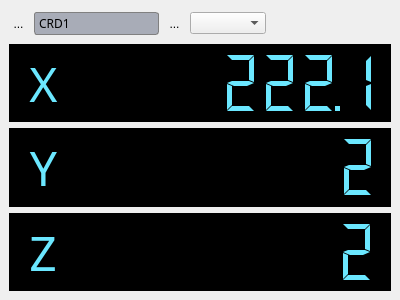
Before: the Qt Designer form GUI/MachineStatusZone/machineStatusZone.ui in MrQqqq/RationalVueGUI, drawn with Qt 5.
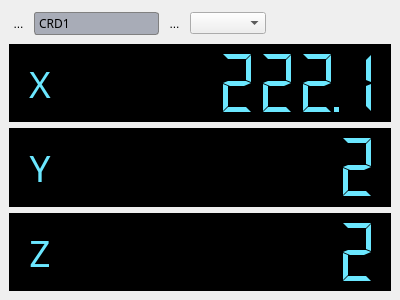
After: the same form once the commit is applied. Icons and pictures are not drawn.

Diff of the .ui file:
```diff
--- a/GUI/MachineStatusZone/machineStatusZone.ui
+++ b/GUI/MachineStatusZone/machineStatusZone.ui
@@ -161,7 +161,7 @@
          <property name="font">
           <font>
            <family>黑体</family>
-           <pointsize>36</pointsize>
+           <pointsize>28</pointsize>
           </font>
          </property>
          <property name="autoFillBackground">
@@ -191,7 +191,8 @@
         <widget class="QLCDNumber" name="lcdNumber_1">
          <property name="font">
           <font>
-           <pointsize>36</pointsize>
+           <family>Adobe Arabic</family>
+           <pointsize>9</pointsize>
           </font>
          </property>
          <property name="autoFillBackground">
@@ -247,7 +248,7 @@
          <property name="font">
           <font>
            <family>黑体</family>
-           <pointsize>36</pointsize>
+           <pointsize>28</pointsize>
           </font>
          </property>
          <property name="autoFillBackground">
@@ -274,6 +275,12 @@
        </item>
        <item>
         <widget class="QLCDNumber" name="lcdNumber_2">
+         <property name="font">
+          <font>
+           <family>Adobe Arabic</family>
+           <pointsize>9</pointsize>
+          </font>
+         </property>
          <property name="autoFillBackground">
           <bool>false</bool>
          </property>
@@ -327,7 +334,7 @@
          <property name="font">
           <font>
            <family>黑体</family>
-           <pointsize>36</pointsize>
+           <pointsize>28</pointsize>
           </font>
          </property>
          <property name="autoFillBackground">
```
